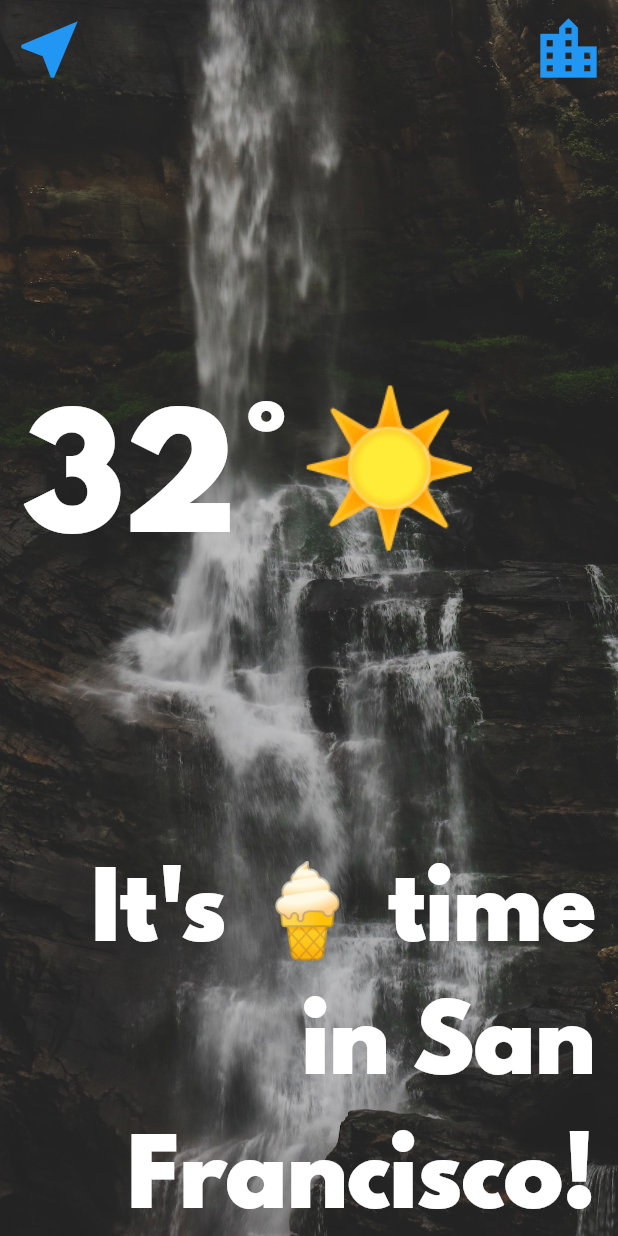
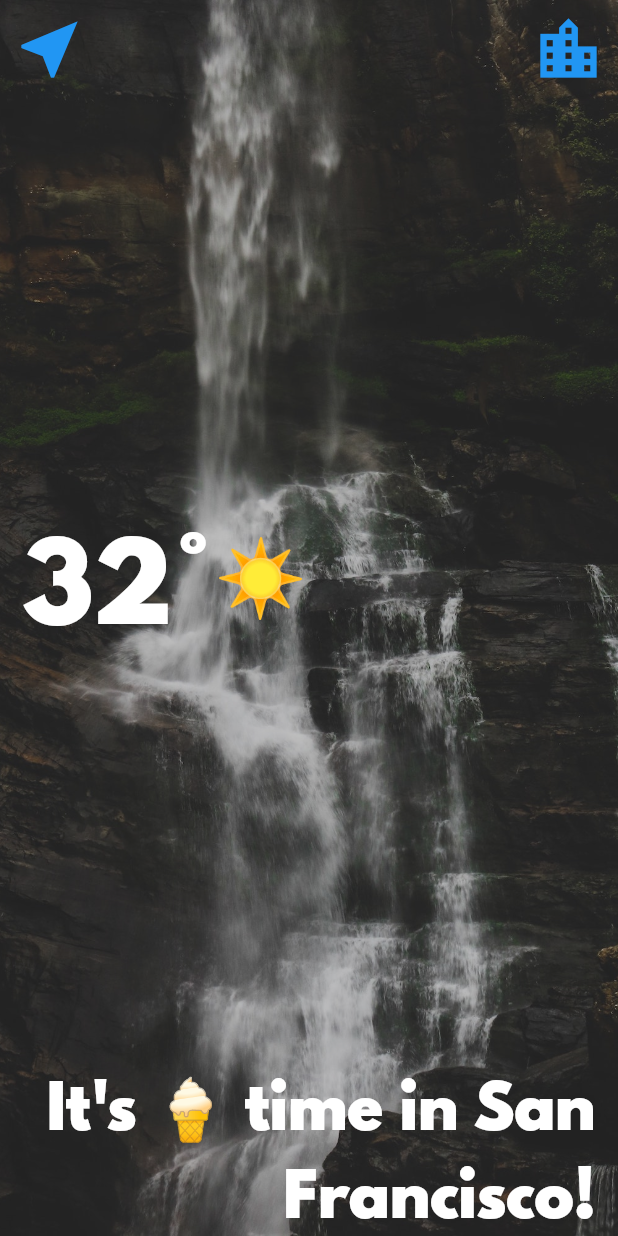
Before and after one commit to sanjiv576/mobileApp_flutter, a Flutter app: the screen it shows after launch, on a phone screen of 412 x 824 dp. Run offline on Flutter 3.47's test engine with Material 2 defaults, Android fonts, the phone set to English and light mode, and no system bars; our stand-ins replace audioplayers, flutter_spinkit, font_awesome_flutter, geolocator, rflutter_alert; statements that could not run were skipped.

Commit message:
change  sizes

```diff
--- a/clima_flutter/lib/utilities/constants.dart
+++ b/clima_flutter/lib/utilities/constants.dart
@@ -2,12 +2,12 @@ import 'package:flutter/material.dart';
 
 const kTempTextStyle = TextStyle(
   fontFamily: 'Spartan MB',
-  fontSize: 100.0,
+  fontSize: 70.0,
 );
 
 const kMessageTextStyle = TextStyle(
   fontFamily: 'Spartan MB',
-  fontSize: 60.0,
+  fontSize: 40.0,
 );
 
 const kButtonTextStyle = TextStyle(
@@ -16,5 +16,5 @@ const kButtonTextStyle = TextStyle(
 );
 
 const kConditionTextStyle = TextStyle(
-  fontSize: 100.0,
+  fontSize: 50.0,
 );
```
